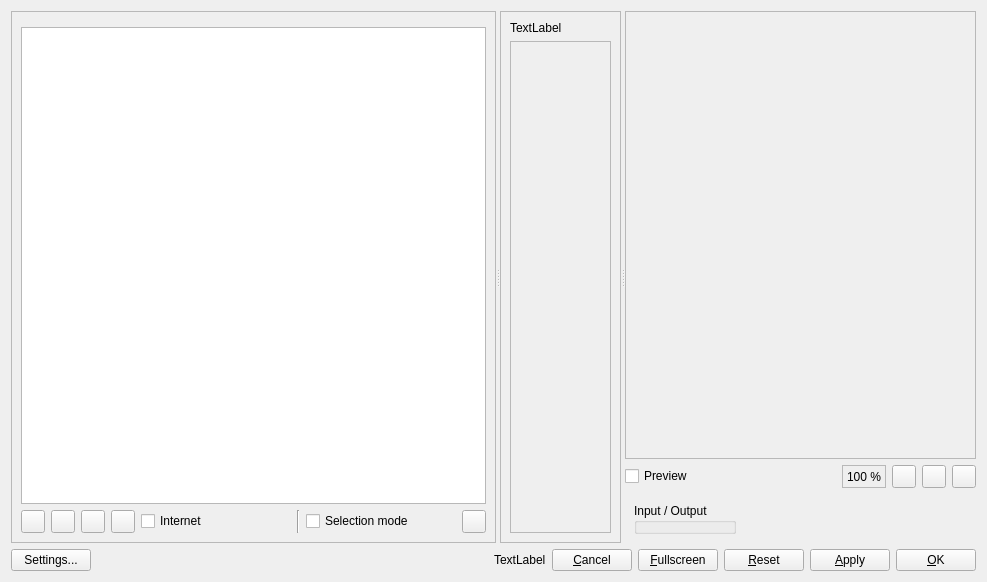
Old version of the form ui/mainwindow.ui in the repository c-koi/gmic-qt.
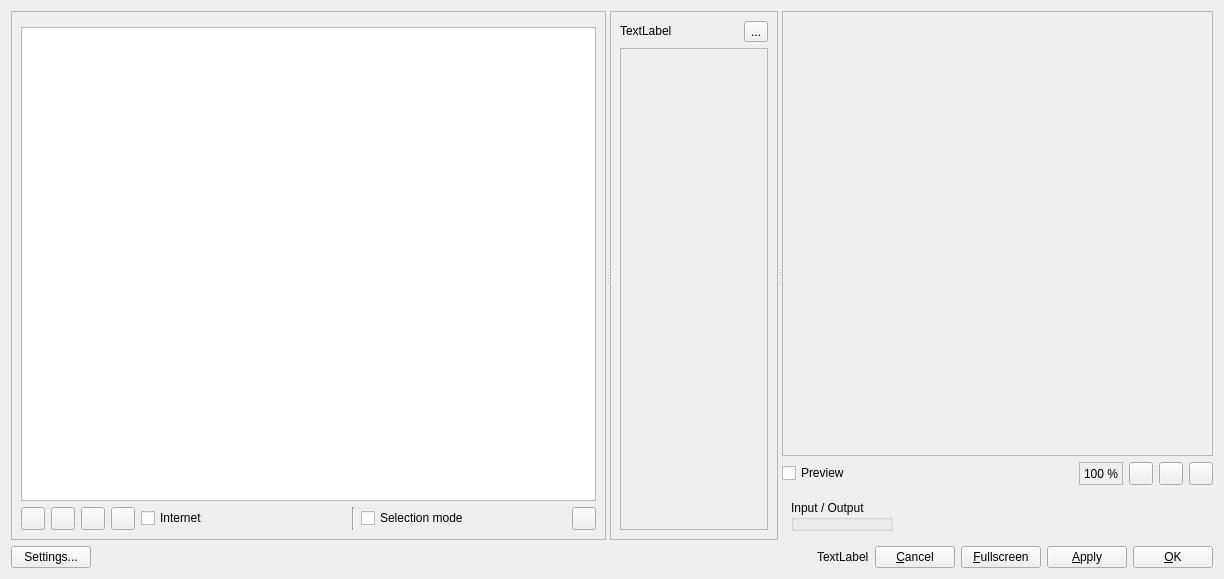
New version of the form. Icons and pictures are not drawn. Custom widgets are drawn as their Qt base class.

Commit message: Change reset parameters button position

```diff
--- a/ui/mainwindow.ui
+++ b/ui/mainwindow.ui
@@ -6,8 +6,8 @@
    <rect>
     <x>0</x>
     <y>0</y>
-    <width>987</width>
-    <height>582</height>
+    <width>1224</width>
+    <height>579</height>
    </rect>
   </property>
   <property name="windowTitle">
@@ -170,7 +170,9 @@
       <property name="frameShadow">
        <enum>QFrame::Raised</enum>
       </property>
-      <layout class="QVBoxLayout" name="verticalLayout_5" stretch="1,1">
+      <layout class="QVBoxLayout" name="verticalLayout_5" stretch="0,1">
+       <item>
+        <layout class="QHBoxLayout" name="horizontalLayout_6">
        <item>
         <widget class="QLabel" name="filterName">
          <property name="sizePolicy">
@@ -185,6 +187,15 @@
         </widget>
        </item>
        <item>
+          <widget class="QToolButton" name="tbResetParameters">
+           <property name="text">
+            <string>...</string>
+           </property>
+          </widget>
+         </item>
+        </layout>
+       </item>
+       <item>
         <widget class="QScrollArea" name="scrollAreaParameters">
          <property name="sizePolicy">
           <sizepolicy hsizetype="Preferred" vsizetype="Expanding">
@@ -206,8 +217,8 @@
            <rect>
             <x>0</x>
             <y>0</y>
-            <width>95</width>
-            <height>486</height>
+            <width>254</width>
+            <height>474</height>
            </rect>
           </property>
           <layout class="QVBoxLayout" name="verticalLayout_6">
@@ -453,7 +464,7 @@
     </widget>
    </item>
    <item>
-    <layout class="QHBoxLayout" name="horizontalLayout" stretch="0,1,0,0,0,0,0,0">
+    <layout class="QHBoxLayout" name="horizontalLayout" stretch="0,1,0,0,0,0,0">
      <item>
       <widget class="QPushButton" name="pbSettings">
        <property name="sizePolicy">
@@ -509,19 +520,6 @@
        </property>
       </widget>
      </item>
-     <item>
-      <widget class="QPushButton" name="pbReset">
-       <property name="sizePolicy">
-        <sizepolicy hsizetype="Fixed" vsizetype="Fixed">
-         <horstretch>0</horstretch>
-         <verstretch>0</verstretch>
-        </sizepolicy>
-       </property>
-       <property name="text">
-        <string>&amp;Reset</string>
-       </property>
-      </widget>
-     </item>
      <item>
       <widget class="QPushButton" name="pbApply">
        <property name="sizePolicy">
```
Left out of the diff: 1 changed line with no effect on the pictures. Lines whose indentation alone changed are shown as unchanged. The commit also changes 1 other file.
